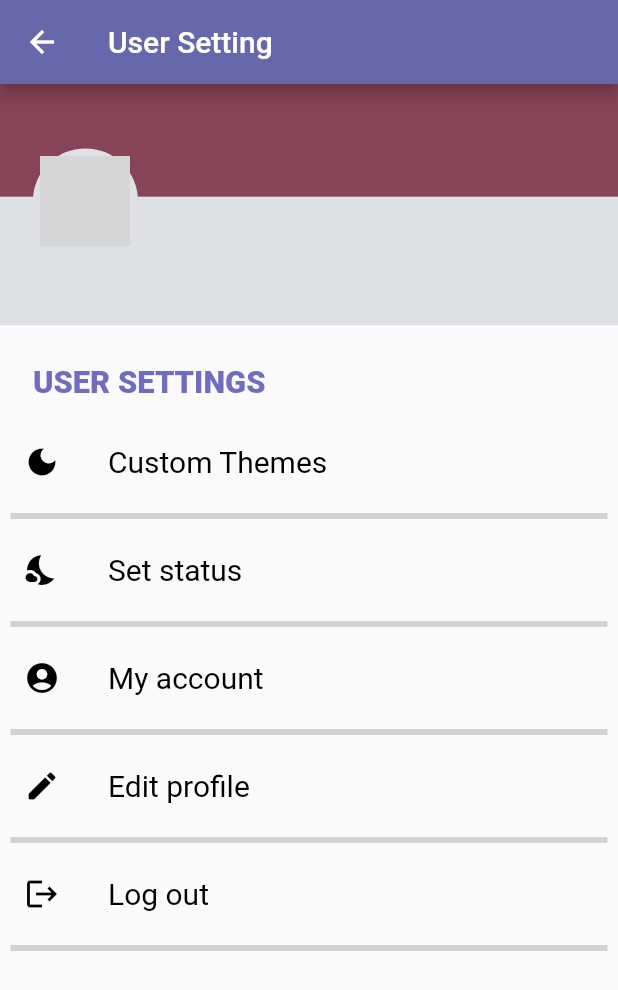
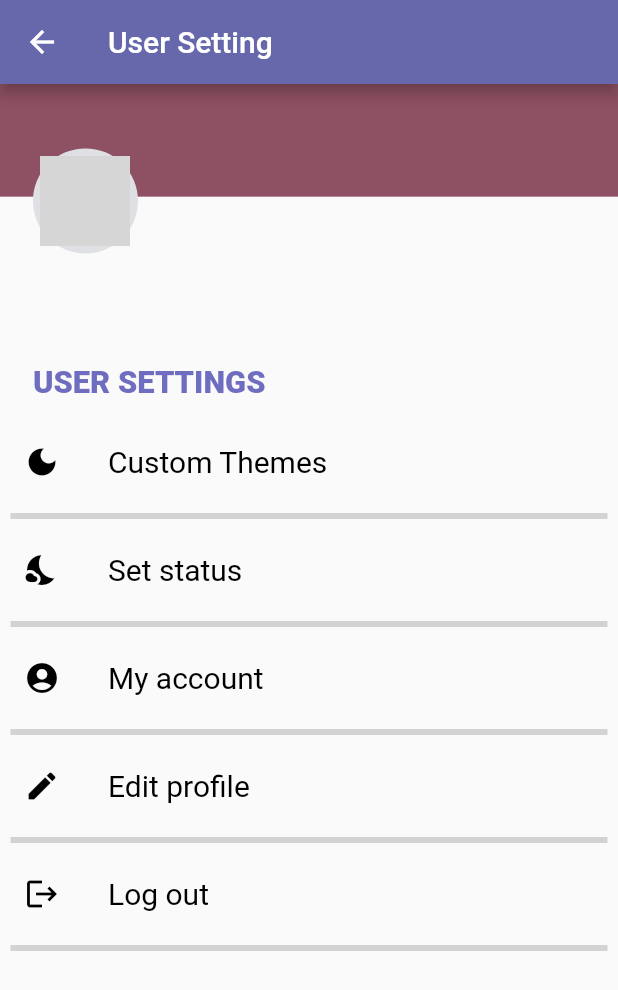
Before and after one commit to nnaaaa/DisneyChatApp, a Flutter app: the SettingScreen screen opened by its route, on a phone screen of 412 x 824 dp. Shown: the top 990 px of the screen. Run offline on Flutter 3.47's test engine with Material 2 defaults, Android fonts, the phone set to English and light mode, and no system bars; our stand-ins replace curved_navigation_bar, dio, flutter_dotenv, flutter_hooks, fluttertoast, form_validator and 4 more; missing offline and left inert: flutter_redux_hooks, redux_toolkit; accounts and stored records are empty; network calls fail; Roboto replaces fonts that are missing (Poppins); grey boxes are pictures that could not be loaded.

```diff
--- a/lib/screens/setting/setting.dart
+++ b/lib/screens/setting/setting.dart
@@ -79,10 +79,6 @@ class _SettingScreenState extends State<SettingScreen> {
             // ),
             Stack(
               children: <Widget>[
-                Container(
-                  height: ResponsiveUtil.height(150),
-                  color: CustomColor.gray,
-                ),
                 Container(
                   height: ResponsiveUtil.height(70),
                   alignment: Alignment.bottomCenter,
--- a/lib/styles/color.dart
+++ b/lib/styles/color.dart
@@ -11,7 +11,7 @@ class CustomColor {
 
   static Color bluemagenta = const Color.fromARGB(255, 111, 109, 191);
   static Color darkblue = const Color.fromRGBO(9, 97, 145, 1);
-  static Color brown = const Color.fromARGB(255, 135, 67, 88);
+  static Color brown = const Color.fromARGB(255, 142, 80, 99);
   static Color gray = const Color(0xFFDFE0E3);
   static Color divider = const Color.fromARGB(68, 102, 102, 102);
   static Color red = const Color.fromARGB(255, 198, 55, 45);
```
Also changed, not shown: lib/screens/userProfile/user_profile.dart (+32 -17 lines).
